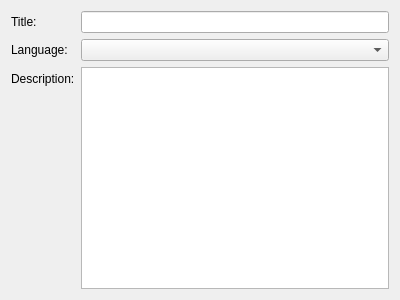
The window that src/ui/newcoursedialog.ui (KDE/artikulate) describes before a commit, drawn with Qt 5.
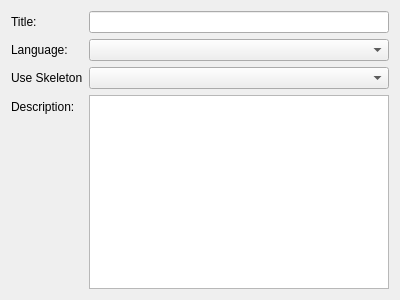
The same window after the commit. Custom widgets are drawn as their Qt base class.

Commit message: Allow course creation from skeleton.

Diff of the .ui file:
```diff
--- a/src/ui/newcoursedialog.ui
+++ b/src/ui/newcoursedialog.ui
@@ -31,19 +31,34 @@
      </property>
     </widget>
    </item>
-   <item row="4" column="0">
+   <item row="7" column="0">
     <widget class="QLabel" name="labelDescription">
      <property name="text">
       <string>Description:</string>
      </property>
     </widget>
    </item>
-   <item row="4" column="1">
+   <item row="7" column="1">
     <widget class="KTextEdit" name="description"/>
    </item>
+   <item row="5" column="0">
+    <widget class="QLabel" name="label">
+     <property name="text">
+      <string>Use Skeleton</string>
+     </property>
+    </widget>
+   </item>
+   <item row="5" column="1">
+    <widget class="KComboBox" name="skeletonSelector"/>
+   </item>
   </layout>
  </widget>
  <customwidgets>
+  <customwidget>
+   <class>KComboBox</class>
+   <extends>QComboBox</extends>
+   <header>kcombobox.h</header>
+  </customwidget>
   <customwidget>
    <class>KLineEdit</class>
    <extends>QLineEdit</extends>
```
The commit also changes 1 other file.
